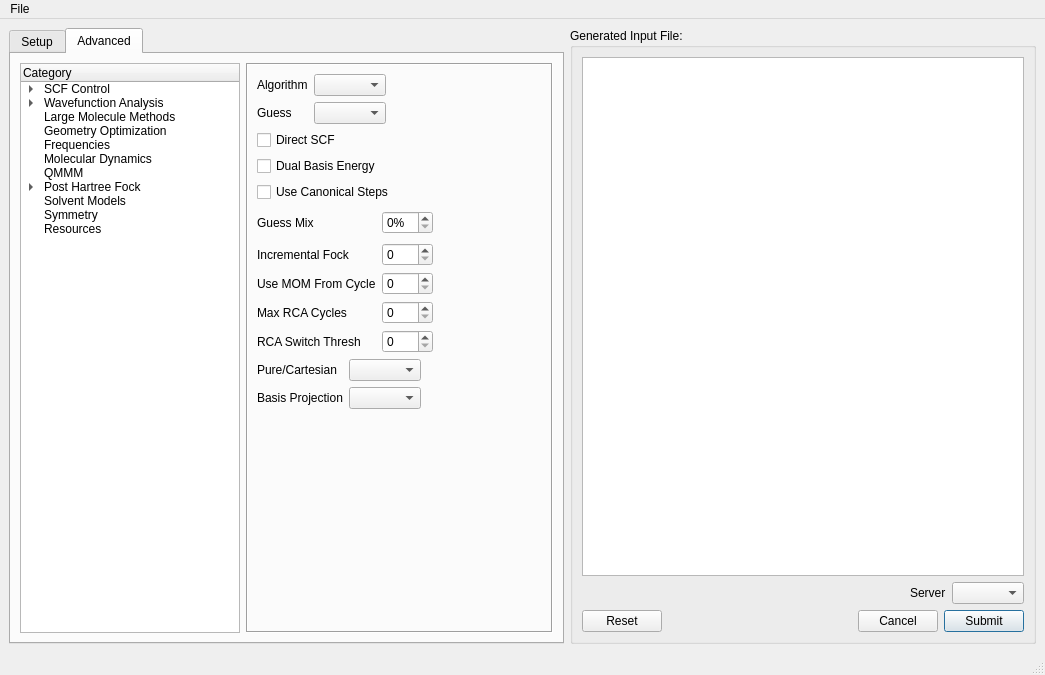
Above: src/QUI/QuiMainWindow.ui from nutjunkie/IQmol before the change. Below: the same form after it.
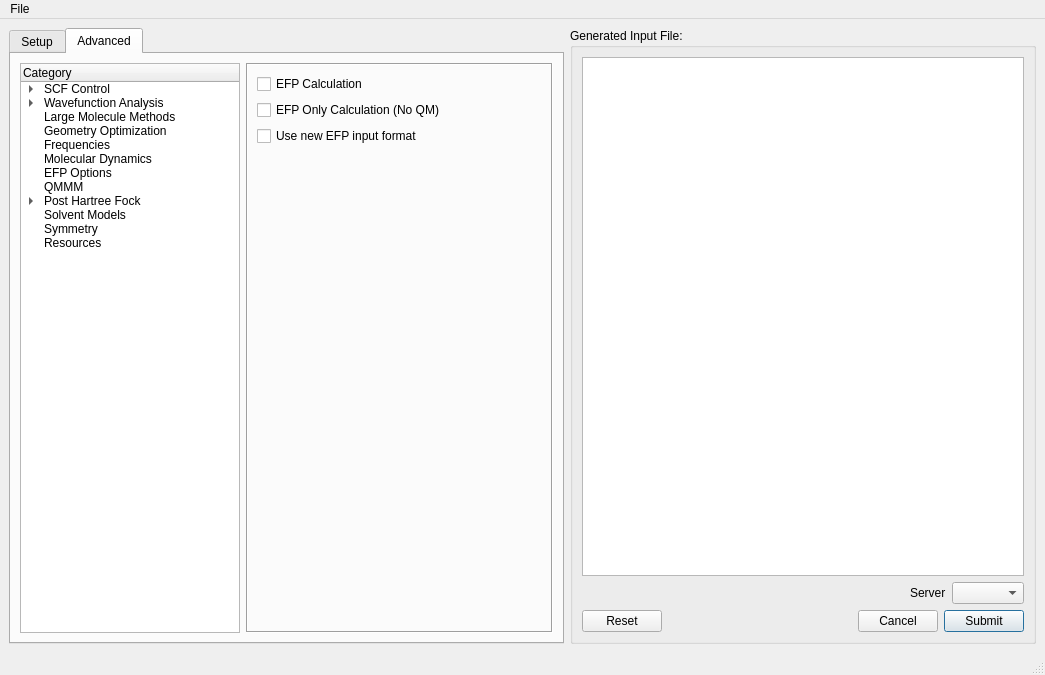
That is the form after the change. The open tabs and pages were chosen to show the change. Icons and pictures are not drawn.

The edit to the form file:
```diff
--- a/src/QUI/QuiMainWindow.ui
+++ b/src/QUI/QuiMainWindow.ui
@@ -1525,6 +1525,11 @@
             <string>Molecular Dynamics</string>
            </property>
           </item>
+          <item>
+           <property name="text">
+            <string>EFP Options</string>
+           </property>
+          </item>
           <item>
            <property name="text">
             <string>QMMM</string>
@@ -1796,9 +1801,6 @@
               <item row="0" column="1">
                <widget class="QComboBox" name="purecart"/>
               </item>
-              <item row="1" column="1">
-               <widget class="QComboBox" name="basis_projection_type"/>
-              </item>
               <item row="1" column="0">
                <widget class="QLabel" name="label_203">
                 <property name="text">
@@ -1826,6 +1828,26 @@
                 </property>
                </spacer>
               </item>
+              <item row="2" column="0" colspan="2">
+               <layout class="QHBoxLayout" name="horizontalLayout_3">
+                <item>
+                 <widget class="QComboBox" name="basis_projection_type"/>
+                </item>
+                <item>
+                 <spacer name="horizontalSpacer_4">
+                  <property name="orientation">
+                   <enum>Qt::Horizontal</enum>
+                  </property>
+                  <property name="sizeHint" stdset="0">
+                   <size>
+                    <width>40</width>
+                    <height>20</height>
+                   </size>
+                  </property>
+                 </spacer>
+                </item>
+               </layout>
+              </item>
              </layout>
             </item>
             <item>
@@ -3477,6 +3499,44 @@
             </item>
            </layout>
           </widget>
+          <widget class="QWidget" name="AdvancedEFPOptions">
+           <layout class="QVBoxLayout" name="verticalLayout_5">
+            <item>
+             <widget class="QCheckBox" name="efp">
+              <property name="text">
+               <string>EFP Calculation</string>
+              </property>
+             </widget>
+            </item>
+            <item>
+             <widget class="QCheckBox" name="efp_fragments_only">
+              <property name="text">
+               <string>EFP Only Calculation (No QM)</string>
+              </property>
+             </widget>
+            </item>
+            <item>
+             <widget class="QCheckBox" name="efp_input">
+              <property name="text">
+               <string>Use new EFP input format</string>
+              </property>
+             </widget>
+            </item>
+            <item>
+             <spacer name="verticalSpacer">
+              <property name="orientation">
+               <enum>Qt::Vertical</enum>
+              </property>
+              <property name="sizeHint" stdset="0">
+               <size>
+                <width>20</width>
+                <height>460</height>
+               </size>
+              </property>
+             </spacer>
+            </item>
+           </layout>
+          </widget>
           <widget class="QWidget" name="AdvancedQMMM">
            <layout class="QVBoxLayout">
             <item>
```
Left out of the diff: 23 changed lines with no effect on the pictures.
